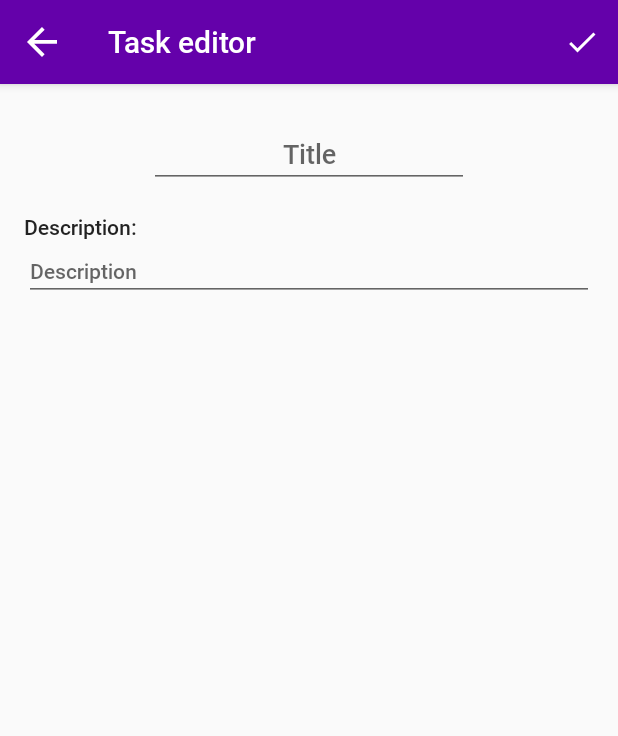
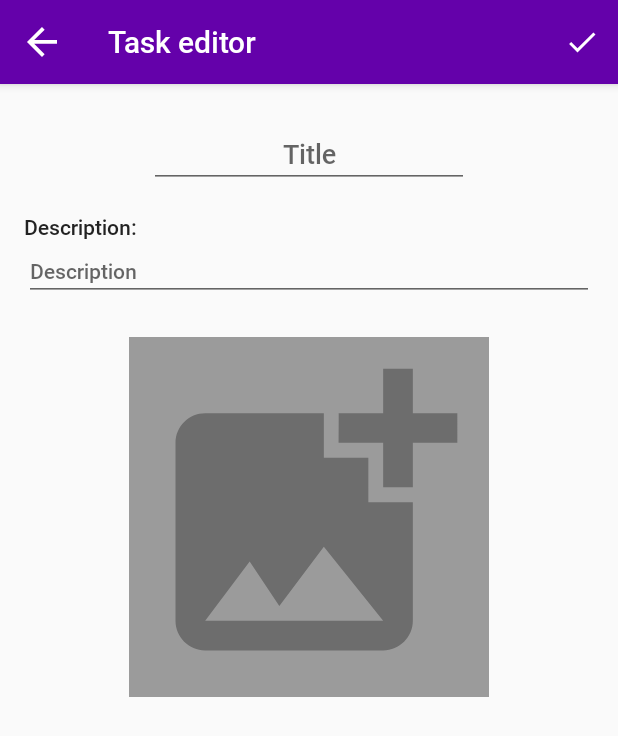
Before and after one commit to Roux13/ToDoList, an Android app: the screen it shows after launch (HostActivity), after a tap on an icon or button, on a phone screen of 412 x 824 dp. Shown: the top 736 px of the screen. Run offline under Robolectric (Android 15) with nearby library versions, the phone set to English and light mode, and no system bars.

Commit message:
Added ability to attach a photo to a task

```diff
--- a/app/src/main/java/ru/nehodov/todolist/HostActivity.java
+++ b/app/src/main/java/ru/nehodov/todolist/HostActivity.java
@@ -33,11 +33,11 @@ public class HostActivity extends AppCompatActivity implements TaskListFragment.
         setContentView(R.layout.host_activity);
         dbHelper = new TaskDbHelper(this);
         // Раскомментировать, если нужна версия с SQLiteTaskStore
-//        taskStore = new SqlTaskStore(dbHelper.getWritableDatabase());
+        taskStore = new SqlTaskStore(dbHelper.getWritableDatabase());
         // Раскомментировать, если нужна версия с MemTaskStore
 //        taskStore = MemTaskStore.getInstance();
         // Раскомментировать, если нужна версия с FileStore
-        taskStore = FileStore.getInstance(getApplicationContext());
+//        taskStore = FileStore.getInstance(getApplicationContext());
 
         if (fm.findFragmentById(R.id.activity_host) == null) {
             fm.beginTransaction()
--- a/app/src/main/java/ru/nehodov/todolist/models/Task.java
+++ b/app/src/main/java/ru/nehodov/todolist/models/Task.java
@@ -13,12 +13,14 @@ public class Task implements Serializable {
     private String desc;
     private String created;
     private String done;
+    private String photoPath;
 
     public Task(String name, String desc, String created, String done) {
         this.name = name;
         this.desc = desc;
         this.created = created;
         this.done = done;
+        this.photoPath = "";
     }
 
     public Task(int id, String name, String desc, String created, String done) {
@@ -27,6 +29,7 @@ public class Task implements Serializable {
         this.desc = desc;
         this.created = created;
         this.done = done;
+        this.photoPath = "";
     }
 
     public int getId() {
@@ -69,6 +72,14 @@ public class Task implements Serializable {
         this.done = DateTimeFormatter.format(new Date());
     }
 
+    public String getPhotoPath() {
+        return photoPath;
+    }
+
+    public void setPhotoPath(String photoPath) {
+        this.photoPath = photoPath;
+    }
+
     @Override
     public boolean equals(Object o) {
         if (this == o) return true;
@@ -78,11 +89,12 @@ public class Task implements Serializable {
                 Objects.equals(name, task.name) &&
                 Objects.equals(desc, task.desc) &&
                 Objects.equals(created, task.created) &&
-                Objects.equals(done, task.done);
+                Objects.equals(done, task.done) &&
+                Objects.equals(photoPath, task.photoPath);
     }
 
     @Override
     public int hashCode() {
-        return Objects.hash(id, name, desc, created, done);
+        return Objects.hash(id, name, desc, created, done, photoPath);
     }
 }
--- a/app/src/main/java/ru/nehodov/todolist/stores/TaskDbContract.java
+++ b/app/src/main/java/ru/nehodov/todolist/stores/TaskDbContract.java
@@ -15,6 +15,7 @@ public final class TaskDbContract {
         public static final String COLUMN_NAME_DESC = "desc";
         public static final String COLUMN_NAME_CREATED = "created";
         public static final String COLUMN_NAME_DONE = "done";
+        public static final String COLUMN_NAME_PHOTO_PATH = "photo_uri";
 
     }
 
--- a/app/src/main/java/ru/nehodov/todolist/stores/TaskDbHelper.java
+++ b/app/src/main/java/ru/nehodov/todolist/stores/TaskDbHelper.java
@@ -22,7 +22,8 @@ public class TaskDbHelper extends SQLiteOpenHelper {
                 + TaskDbContract.TasksTable.COLUMN_NAME_NAME + " TEXT, "
                 + TaskDbContract.TasksTable.COLUMN_NAME_DESC + " TEXT, "
                 + TaskDbContract.TasksTable.COLUMN_NAME_CREATED + " TEXT, "
-                + TaskDbContract.TasksTable.COLUMN_NAME_DONE + " TEXT DEFAULT NULL"
+                + TaskDbContract.TasksTable.COLUMN_NAME_DONE + " TEXT DEFAULT NULL, "
+                + TaskDbContract.TasksTable.COLUMN_NAME_PHOTO_PATH + " TEXT DEFAULT NULL"
                 + ");"
         );
     }
--- /dev/null
+++ b/app/src/main/res/drawable/ic_add_photo_alternate.xml
@@ -0,0 +1,5 @@
+<vector android:alpha="0.5" android:height="48dp"
+    android:tint="?attr/colorControlNormal" android:viewportHeight="24"
+    android:viewportWidth="24" android:width="48dp" xmlns:android="http://schemas.android.com/apk/res/android">
+    <path android:fillColor="@android:color/white" android:pathData="M19,7v2.99s-1.99,0.01 -2,0L17,7h-3s0.01,-1.99 0,-2h3L17,2h2v3h3v2h-3zM16,11L16,8h-3L13,5L5,5c-1.1,0 -2,0.9 -2,2v12c0,1.1 0.9,2 2,2h12c1.1,0 2,-0.9 2,-2v-8h-3zM5,19l3,-4 2,3 3,-4 4,5L5,19z"/>
+</vector>
--- a/app/src/main/res/layout/task_editor_fragment.xml
+++ b/app/src/main/res/layout/task_editor_fragment.xml
@@ -69,7 +69,24 @@
             app:layout_constraintStart_toStartOf="parent"
             android:textColor="@color/colorTextPrimary"
             android:textSize="14sp"
-            app:layout_constraintTop_toBottomOf="@+id/task_title_edit" />
+            app:layout_constraintTop_toBottomOf="@+id/task_title_edit"
+            />
+
+        <ImageView
+            android:id="@+id/photo"
+            android:layout_width="240dp"
+            android:layout_height="240dp"
+            android:layout_marginStart="8dp"
+            android:layout_marginTop="24dp"
+            android:layout_marginEnd="8dp"
+            app:layout_constraintEnd_toEndOf="parent"
+            app:layout_constraintStart_toStartOf="parent"
+            app:layout_constraintTop_toBottomOf="@+id/scrollView2"
+            android:src="@drawable/ic_add_photo_alternate"
+            tools:srcCompat="@drawable/ic_add_photo_alternate"
+            android:background="@color/colorTextDisabled"
+            android:padding="1dp"
+            android:contentDescription="@string/image" />
 
     </androidx.constraintlayout.widget.ConstraintLayout>
 
--- a/app/src/main/res/values/strings.xml
+++ b/app/src/main/res/values/strings.xml
@@ -27,4 +27,5 @@
     <string name="task_name">Task name</string>
     <string name="search">Search</string>
     <string name="search_hint">Search</string>
+    <string name="image">Image</string>
 </resources>
--- /dev/null
+++ b/app/src/main/res/xml/file_paths.xml
@@ -0,0 +1,5 @@
+<?xml version="1.0" encoding="utf-8"?>
+<paths xmlns:android="http://schemas.android.com/apk/res/android">
+    <external-path name="my_images" path="Android/data/ru.nehodov.todolist/files/Pictures" />
+<!--    <files-path name="files" path="."/>-->
+</paths>
```
Also changed, not shown: app/build.gradle (+8 -0 lines), app/src/main/AndroidManifest.xml (+18 -3 lines), app/src/main/java/ru/nehodov/todolist/fragments/TaskEditorFragment.java (+91 -4 lines), app/src/main/java/ru/nehodov/todolist/fragments/TaskInfoFragment.java (+14 -0 lines), app/src/main/java/ru/nehodov/todolist/stores/SqlTaskStore.java (+17 -1 lines), app/src/main/res/layout/task_info_fragment.xml (+15 -0 lines), app/src/main/res/layout/task_list_fragment.xml (+6 -2 lines).
